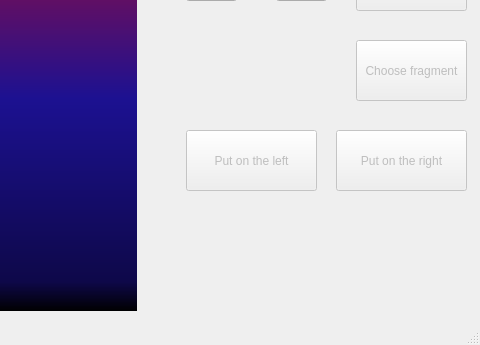
This is video_converter/mainwindow.ui in faddeyca/video-converter as Qt 5 draws it before an edit; both pictures show x 854 to 1334 and y 439 to 784 of the 1334 by 784 pixel window. The edited form follows.
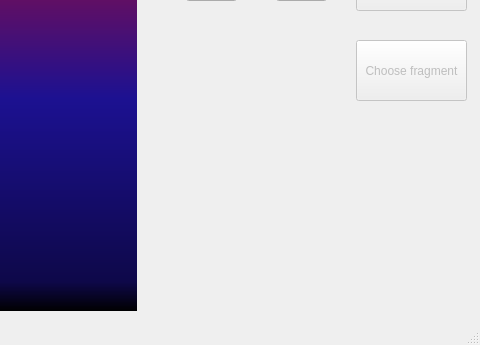
This is the edited form.

What changed in the file:
```diff
--- a/video_converter/mainwindow.ui
+++ b/video_converter/mainwindow.ui
@@ -329,38 +329,6 @@
      <string>Choose fragment</string>
     </property>
    </widget>
-   <widget class="QPushButton" name="putFragmentOnLeftButton">
-    <property name="enabled">
-     <bool>false</bool>
-    </property>
-    <property name="geometry">
-     <rect>
-      <x>1040</x>
-      <y>550</y>
-      <width>131</width>
-      <height>61</height>
-     </rect>
-    </property>
-    <property name="text">
-     <string>Put on the left</string>
-    </property>
-   </widget>
-   <widget class="QPushButton" name="putFragmentOnRightButton">
-    <property name="enabled">
-     <bool>false</bool>
-    </property>
-    <property name="geometry">
-     <rect>
-      <x>1190</x>
-      <y>550</y>
-      <width>131</width>
-      <height>61</height>
-     </rect>
-    </property>
-    <property name="text">
-     <string>Put on the right</string>
-    </property>
-   </widget>
   </widget>
   <widget class="QMenuBar" name="menubar">
    <property name="geometry">
```
